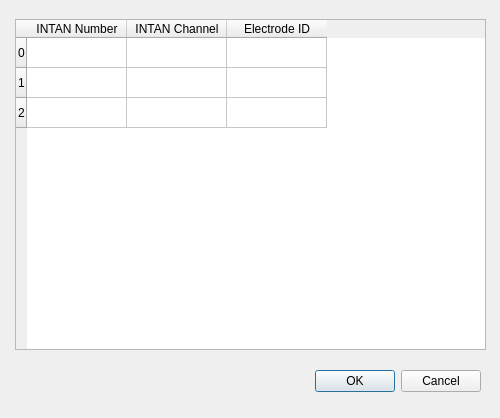
This is ChanMapping.ui in acorver/SpikeGL as Qt 5 draws it before an edit. The edited form follows.
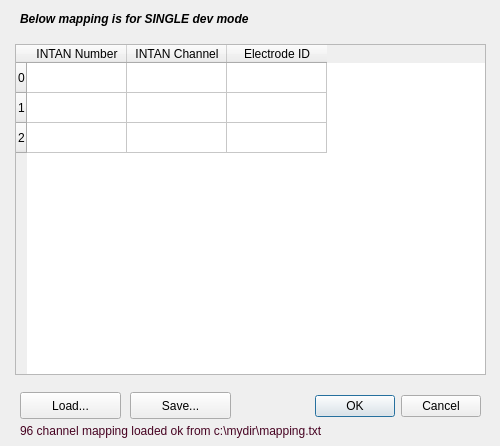
This is the edited form.

Commit message: channel mapping load/save feature implemented

The edit to the form file:
```diff
--- a/ChanMapping.ui
+++ b/ChanMapping.ui
@@ -7,7 +7,7 @@
     <x>0</x>
     <y>0</y>
     <width>500</width>
-    <height>418</height>
+    <height>446</height>
    </rect>
   </property>
   <property name="windowTitle">
@@ -16,9 +16,9 @@
   <widget class="QDialogButtonBox" name="buttonBox">
    <property name="geometry">
     <rect>
-     <x>140</x>
-     <y>365</y>
-     <width>341</width>
+     <x>240</x>
+     <y>390</y>
+     <width>241</width>
      <height>32</height>
     </rect>
    </property>
@@ -33,7 +33,7 @@
    <property name="geometry">
     <rect>
      <x>15</x>
-     <y>19</y>
+     <y>44</y>
      <width>471</width>
      <height>331</height>
     </rect>
@@ -69,6 +69,105 @@
     </property>
    </column>
   </widget>
+  <widget class="QLabel" name="label">
+   <property name="geometry">
+    <rect>
+     <x>20</x>
+     <y>3</y>
+     <width>381</width>
+     <height>31</height>
+    </rect>
+   </property>
+   <property name="font">
+    <font>
+     <weight>75</weight>
+     <italic>true</italic>
+     <bold>true</bold>
+    </font>
+   </property>
+   <property name="text">
+    <string>Below mapping is for SINGLE dev mode</string>
+   </property>
+  </widget>
+  <widget class="QLabel" name="statusLbl">
+   <property name="geometry">
+    <rect>
+     <x>20</x>
+     <y>420</y>
+     <width>461</width>
+     <height>21</height>
+    </rect>
+   </property>
+   <property name="palette">
+    <palette>
+     <active>
+      <colorrole role="WindowText">
+       <brush brushstyle="SolidPattern">
+        <color alpha="255">
+         <red>71</red>
+         <green>3</green>
+         <blue>34</blue>
+        </color>
+       </brush>
+      </colorrole>
+     </active>
+     <inactive>
+      <colorrole role="WindowText">
+       <brush brushstyle="SolidPattern">
+        <color alpha="255">
+         <red>71</red>
+         <green>3</green>
+         <blue>34</blue>
+        </color>
+       </brush>
+      </colorrole>
+     </inactive>
+     <disabled>
+      <colorrole role="WindowText">
+       <brush brushstyle="SolidPattern">
+        <color alpha="255">
+         <red>106</red>
+         <green>104</green>
+         <blue>100</blue>
+        </color>
+       </brush>
+      </colorrole>
+     </disabled>
+    </palette>
+   </property>
+   <property name="frameShape">
+    <enum>QFrame::NoFrame</enum>
+   </property>
+   <property name="text">
+    <string>96 channel mapping loaded ok from c:\mydir\mapping.txt</string>
+   </property>
+  </widget>
+  <widget class="QPushButton" name="loadBut">
+   <property name="geometry">
+    <rect>
+     <x>20</x>
+     <y>392</y>
+     <width>101</width>
+     <height>27</height>
+    </rect>
+   </property>
+   <property name="text">
+    <string>Load...</string>
+   </property>
+  </widget>
+  <widget class="QPushButton" name="saveBut">
+   <property name="geometry">
+    <rect>
+     <x>130</x>
+     <y>392</y>
+     <width>101</width>
+     <height>27</height>
+    </rect>
+   </property>
+   <property name="text">
+    <string>Save...</string>
+   </property>
+  </widget>
  </widget>
  <resources/>
  <connections>
```
The commit also changes 6 other files.
